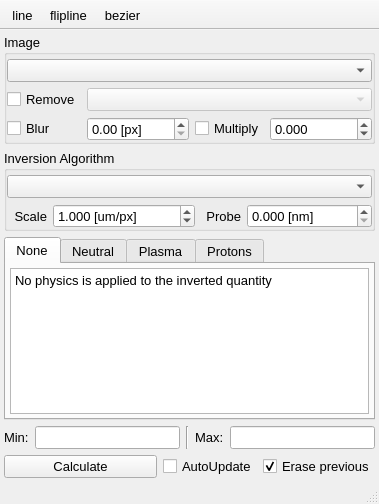
Old version of the form plugins/Integral_inversion/Integral_inversion.ui in the repository NeutrinoToolkit/Neutrino.
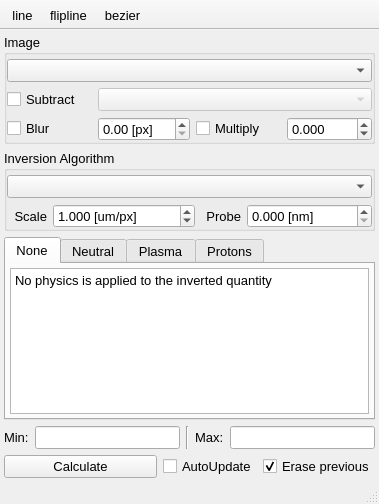
New version of the form. Icons and pictures are not drawn.

What changed in the file:
```diff
--- a/plugins/Integral_inversion/Integral_inversion.ui
+++ b/plugins/Integral_inversion/Integral_inversion.ui
@@ -488,7 +488,7 @@
       <property name="title">
        <string>Image</string>
       </property>
-      <layout class="QGridLayout" name="gridLayout_2" columnstretch="0,1,0,1">
+      <layout class="QGridLayout" name="gridLayout_2" columnstretch="0,0,0,0">
        <property name="leftMargin">
         <number>0</number>
        </property>
@@ -501,18 +501,27 @@
        <property name="bottomMargin">
         <number>0</number>
        </property>
-       <item row="1" column="0">
-        <widget class="QCheckBox" name="refphase_checkb">
-         <property name="enabled">
+       <item row="0" column="0" colspan="4">
+        <widget class="QComboBox" name="image">
+         <property name="font">
+          <font>
+           <pointsize>10</pointsize>
+          </font>
+         </property>
+         <property name="neutrinoImage" stdset="0">
           <bool>true</bool>
          </property>
+        </widget>
+       </item>
+       <item row="2" column="2">
+        <widget class="QCheckBox" name="multiply_checkb">
          <property name="font">
           <font>
            <pointsize>10</pointsize>
           </font>
          </property>
          <property name="text">
-          <string>Remove</string>
+          <string>Multiply</string>
          </property>
          <property name="neutrinoSave" stdset="0">
           <bool>true</bool>
@@ -540,6 +549,24 @@
          </property>
         </widget>
        </item>
+       <item row="1" column="0">
+        <widget class="QCheckBox" name="refphase_checkb">
+         <property name="enabled">
+          <bool>true</bool>
+         </property>
+         <property name="font">
+          <font>
+           <pointsize>10</pointsize>
+          </font>
+         </property>
+         <property name="text">
+          <string>Subtract</string>
+         </property>
+         <property name="neutrinoSave" stdset="0">
+          <bool>true</bool>
+         </property>
+        </widget>
+       </item>
        <item row="2" column="1">
         <widget class="QDoubleSpinBox" name="blurRadius_sb">
          <property name="enabled">
@@ -576,21 +603,6 @@
          </property>
         </widget>
        </item>
-       <item row="2" column="2">
-        <widget class="QCheckBox" name="multiply_checkb">
-         <property name="font">
-          <font>
-           <pointsize>10</pointsize>
-          </font>
-         </property>
-         <property name="text">
-          <string>Multiply</string>
-         </property>
-         <property name="neutrinoSave" stdset="0">
-          <bool>true</bool>
-         </property>
-        </widget>
-       </item>
        <item row="1" column="1" colspan="3">
         <widget class="QComboBox" name="refphase_cb">
          <property name="enabled">
@@ -606,18 +618,6 @@
          </property>
         </widget>
        </item>
-       <item row="0" column="0" colspan="4">
-        <widget class="QComboBox" name="image">
-         <property name="font">
-          <font>
-           <pointsize>10</pointsize>
-          </font>
-         </property>
-         <property name="neutrinoImage" stdset="0">
-          <bool>true</bool>
-         </property>
-        </widget>
-       </item>
       </layout>
      </widget>
     </item>
```
